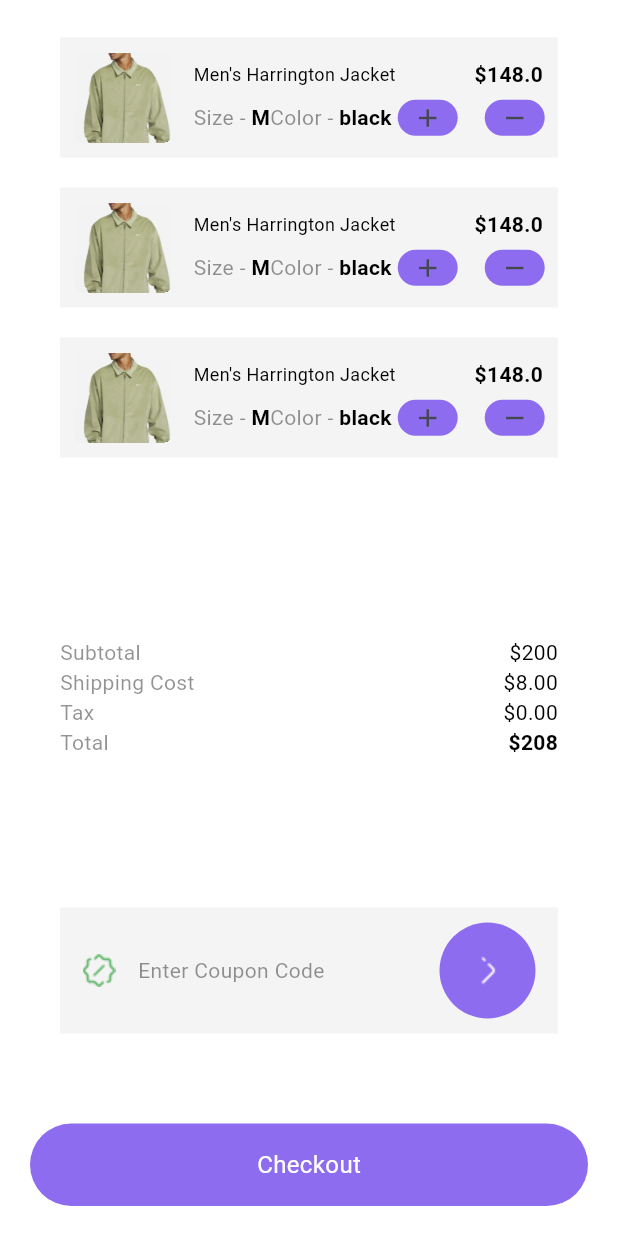
After one commit to abdumo1993/ecommerce_app, a Flutter app: the Cart screen opened directly, scrolled down 108 dp, after a tap on the "add" icon, on a phone screen of 412 x 824 dp. The commit adds this screen. Run offline on Flutter 3.47's test engine with Material 3 defaults, Android fonts, the phone set to English and light mode, and no system bars; our stand-ins replace get.

Commit message:
cart done

```diff
--- a/ecommerce_app/lib/main.dart
+++ b/ecommerce_app/lib/main.dart
@@ -2,6 +2,7 @@
 import 'package:ecommerce_app/pages/auth/forgotPassword.dart';
 import 'package:ecommerce_app/pages/auth/login.dart';
 import 'package:ecommerce_app/pages/auth/register.dart';
+import 'package:ecommerce_app/pages/cart/cart.dart';
 import 'package:ecommerce_app/pages/cart/emptyCart.dart';
 import 'package:ecommerce_app/pages/checkout/addCheckout.dart';
 import 'package:ecommerce_app/pages/checkout/checkout.dart';
@@ -23,8 +24,8 @@ class MainApp extends StatelessWidget {
     return GetMaterialApp(
       theme: lightTheme,
       darkTheme: darkTheme,
-      themeMode: ThemeMode.dark,
-      home:AddCheckout()
+      themeMode: ThemeMode.light,
+      home:HomePage(),
 
     );
   }
--- /dev/null
+++ b/ecommerce_app/lib/pages/cart/cart.dart
@@ -0,0 +1,419 @@
+import 'package:ecommerce_app/widgets/button.dart';
+import 'package:flutter/material.dart';
+
+class Cart extends StatefulWidget {
+  const Cart({super.key});
+
+  @override
+  State<Cart> createState() => _CartState();
+}
+
+class _CartState extends State<Cart> {
+  @override
+  Widget build(BuildContext context) {
+    return Container(
+      color: Theme.of(context).colorScheme.primary,
+      child: Center(
+        child: Container(
+          width: 800,
+          child: Scaffold(
+            backgroundColor: Colors.transparent,
+            bottomNavigationBar: Container(
+                decoration: BoxDecoration(
+                    borderRadius: BorderRadius.circular(100),
+                    color: Theme.of(context).colorScheme.tertiary),
+                margin: EdgeInsets.all(20.0),
+                padding: EdgeInsets.all(16),
+                child: Center(
+                    heightFactor: 1,
+                    child: Text("Checkout",
+                        style: TextStyle(color: Colors.white, fontSize: 16)))),
+            body: Container(
+              color: Theme.of(context).colorScheme.primary,
+              padding: EdgeInsets.all(20.0),
+              child: Center(
+                heightFactor: 1,
+                child: SingleChildScrollView(
+                  child: Container(
+                    padding: const EdgeInsets.all(20.0),
+                    child: Column(
+                      mainAxisAlignment: MainAxisAlignment.start,
+                      crossAxisAlignment: CrossAxisAlignment.end,
+                      children: [
+                        Container(
+                          width: MediaQuery.of(context).size.width < 800
+                              ? MediaQuery.of(context).size.width
+                              : 800,
+                          child: Row(
+                            children: [
+                              Container(
+                                alignment: Alignment.topLeft,
+                                width: 40,
+                                height: 40,
+                                decoration: BoxDecoration(
+                                  color:
+                                      Theme.of(context).colorScheme.secondary,
+                                  borderRadius: BorderRadius.circular(100),
+                                ),
+                                child: IconButton(
+                                  icon: ImageIcon(
+                                    color: Theme.of(context)
+                                        .colorScheme
+                                        .onSecondary,
+                                    AssetImage(
+                                        "lib/assets/images/arrowleft2.png"),
+                                    size: 40, // Adjust the size as needed
+                                  ),
+                                  onPressed: () => print("back"),
+                                ),
+                              ),
+                              Expanded(
+                                child: Container(
+                                  alignment: Alignment.center,
+                                  child: Text(
+                                    "Checkout",
+                                    style: TextStyle(
+                                        fontWeight: FontWeight.bold,
+                                        fontSize: 16,
+                                        color: Theme.of(context)
+                                            .colorScheme
+                                            .onPrimary),
+                                  ),
+                                ),
+                              )
+                            ],
+                          ),
+                        ),
+                        SizedBox(
+                          height: 20,
+                        ),
+                        Text(
+                          "Remove All",
+                          style: TextStyle(
+                              color: Theme.of(context).colorScheme.onPrimary,
+                              fontSize: 16),
+                        ),
+                        SizedBox(
+                          height: 10,
+                        ),
+                        Form(
+                          child: Column(
+                            crossAxisAlignment: CrossAxisAlignment.stretch,
+                            children: [
+                              CartTile(
+                                  imageUrl: "lib/assets/images/Rectangle 9.png",
+                                  size: "M",
+                                  color: "black",
+                                  price: 148,
+                                  title: "Men's Harrington Jacket"),
+                              SizedBox(
+                                height: 20,
+                              ),
+                              CartTile(
+                                  imageUrl: "lib/assets/images/Rectangle 9.png",
+                                  size: "M",
+                                  color: "black",
+                                  price: 148,
+                                  title: "Men's Harrington Jacket"),
+                              SizedBox(
+                                height: 20,
+                              ),
+                              CartTile(
+                                  imageUrl: "lib/assets/images/Rectangle 9.png",
+                                  size: "M",
+                                  color: "black",
+                                  price: 148,
+                                  title: "Men's Harrington Jacket"),
+                            ],
+                          ),
+                        ),
+                        SizedBox(
+                          height: 120,
+                        ),
+                        Container(
+                          alignment: Alignment.bottomLeft,
+                          child: Column(
+                            children: [
+                              Row(
+                                mainAxisAlignment:
+                                    MainAxisAlignment.spaceBetween,
+                                children: [
+                                  Text("Subtotal",
+                                      style: TextStyle(
+                                          color: Theme.of(context)
+                                              .colorScheme
+                                              .onSecondary)),
+                                  Text("\$200",
+                                      style: TextStyle(
+                                          color: Theme.of(context)
+                                              .colorScheme
+                                              .onPrimary)),
+                                ],
+                              ),
+                              Row(
+                                mainAxisAlignment:
+                                    MainAxisAlignment.spaceBetween,
+                                children: [
+                                  Text("Shipping Cost",
+                                      style: TextStyle(
+                                          color: Theme.of(context)
+                                              .colorScheme
+                                              .onSecondary)),
+                                  Text("\$8.00",
+                                      style: TextStyle(
+                                          color: Theme.of(context)
+                                              .colorScheme
+                                              .onPrimary)),
+                                ],
+                              ),
+                              Row(
+                                mainAxisAlignment:
+                                    MainAxisAlignment.spaceBetween,
+                                children: [
+                                  Text("Tax",
+                                      style: TextStyle(
+                                          color: Theme.of(context)
+                                              .colorScheme
+                                              .onSecondary)),
+                                  Text("\$0.00",
+                                      style: TextStyle(
+                                          color: Theme.of(context)
+                                              .colorScheme
+                                              .onPrimary)),
+                                ],
+                              ),
+                              Row(
+                                mainAxisAlignment:
+                                    MainAxisAlignment.spaceBetween,
+                                children: [
+                                  Text("Total",
+                                      style: TextStyle(
+                                          color: Theme.of(context)
+                                              .colorScheme
+                                              .onSecondary)),
+                                  Text("\$208",
+                                      style: TextStyle(
+                                          color: Theme.of(context)
+                                              .colorScheme
+                                              .onPrimary,
+                                          fontWeight: FontWeight.bold)),
+                                ],
+                              ),
+                            ],
+                          ),
+                        ),
+                        SizedBox(
+                          height: 100,
+                        ),
+                        Container(
+                          padding: EdgeInsets.symmetric(
+                              vertical: 10, horizontal: 15),
+                          color: Theme.of(context).colorScheme.secondary,
+                          child: Row(
+                            mainAxisAlignment: MainAxisAlignment.spaceBetween,
+                            children: [
+                              Container(
+                                child: Row(
+                                  children: [
+                                    Image.asset(
+                                      "lib/assets/images/Vector2.png",
+                                      fit: BoxFit.contain,
+                                    ),
+                                    SizedBox(
+                                      width: 15,
+                                    ),
+                                    Text(
+                                      "Enter Coupon Code",
+                                      style: TextStyle(
+                                        color: Theme.of(context)
+                                            .colorScheme
+                                            .onSecondary,
+                                      ),
+                                    )
+                                  ],
+                                ),
+                              ),
+                              ContinueButton(
+                                  onPress: () => print('hello'),
+                                  child: Image.asset(
+                                    "lib/assets/images/arrowright2.png",
+                                    fit: BoxFit.contain,
+                                    color: Colors.white,
+                                  ))
+                            ],
+                          ),
+                        )
+                      ],
+                    ),
+                  ),
+                ),
+              ),
+            ),
+          ),
+        ),
+      ),
+    );
+  }
+}
+
+class CartTile extends StatelessWidget {
+  final String title;
+  final String? size;
+  final String? color;
+  final double price;
+  final String imageUrl;
+
+  const CartTile({
+    super.key,
+    required this.title,
+    this.size,
+    this.color,
+    required this.price,
+    required this.imageUrl,
+  });
+
+  @override
+  Widget build(BuildContext context) {
+    return Container(
+        padding: EdgeInsets.all(10),
+        height: 80,
+        color: Theme.of(context).colorScheme.secondary,
+        // padding: EdgeInsets.symmetric(vertical: 10),
+        child: Row(
+          crossAxisAlignment: CrossAxisAlignment.center,
+          children: [
+            Container(
+              clipBehavior: Clip.hardEdge,
+              width: 64,
+              height: 64,
+              decoration: BoxDecoration(
+                borderRadius: BorderRadius.circular(4),
+              ),
+              child: Image.asset(
+                imageUrl,
+                fit: BoxFit.cover,
+              ),
+            ),
+            SizedBox(
+              width: 15,
+            ),
+            Expanded(
+              flex: 3,
+              child: Container(
+                height: 51,
+                // color: Colors.red,
+                child: Column(
+                  mainAxisAlignment: MainAxisAlignment.spaceBetween,
+                  children: [
+                    Row(
+                      mainAxisAlignment: MainAxisAlignment.spaceBetween,
+                      children: [
+                        Text(
+                          title,
+                          style: TextStyle(
+                              color: Theme.of(context).colorScheme.onPrimary,
+                              fontSize: 12),
+                        ),
+                        Text(
+                          "\$$price",
+                          style: TextStyle(
+                              fontWeight: FontWeight.bold,
+                              color: Theme.of(context).colorScheme.onPrimary),
+                        )
+                      ],
+                    ),
+                    Row(
+                      mainAxisAlignment: MainAxisAlignment.spaceBetween,
+                      children: [
+                        Container(
+                          child: Row(
+                            children: [
+                              Text(
+                                "Size - ",
+                                style: TextStyle(
+                                    color: Theme.of(context)
+                                        .colorScheme
+                                        .onSecondary),
+                              ),
+                              Text(
+                                size!,
+                                style: TextStyle(
+                                    fontWeight: FontWeight.bold,
+                                    color: Theme.of(context)
+                                        .colorScheme
+                                        .onPrimary),
+                              )
+                            ],
+                          ),
+                        ),
+                        Container(
+                          child: Row(
+                            children: [
+                              Text(
+                                "Color - ",
+                                style: TextStyle(
+                                    color: Theme.of(context)
+                                        .colorScheme
+                                        .onSecondary),
+                              ),
+                              Text(
+                                color!,
+                                style: TextStyle(
+                                    fontWeight: FontWeight.bold,
+                                    color: Theme.of(context)
+                                        .colorScheme
+                                        .onPrimary),
+                              )
+                            ],
+                          ),
+                        ),
+                        Container(
+                          height: 24,
+                          child: Row(
+                            children: [
+                              IconButton(
+                                onPressed: () {},
+                                icon: Icon(Icons.add),
+                                style: ButtonStyle(
+                                  alignment: Alignment.center,
+                                  backgroundColor:
+                                      MaterialStateColor.resolveWith((states) =>
+                                          Theme.of(context)
+                                              .colorScheme
+                                              .tertiary),
+                                  padding: MaterialStateProperty.all(
+                                      EdgeInsets.zero),
+                                  iconSize: MaterialStateProperty.all(20),
+                                ),
+                              ),
+                              SizedBox(
+                                width: 10,
+                              ),
+                              IconButton(
+                                onPressed: () {},
+                                icon: Icon(Icons.remove),
+                                style: ButtonStyle(
+                                  alignment: Alignment.center,
+                                  backgroundColor:
+                                      MaterialStateColor.resolveWith((states) =>
+                                          Theme.of(context)
+                                              .colorScheme
+                                              .tertiary),
+                                  padding: MaterialStateProperty.all(
+                                      EdgeInsets.zero),
+                                  iconSize: MaterialStateProperty.all(20),
+                                ),
+                              ),
+                            ],
+                          ),
+                        )
+                      ],
+                    )
+                  ],
+                ),
+              ),
+            ),
+          ],
+        ));
+  }
+}
--- a/ecommerce_app/lib/pages/checkout/addCheckout.dart
+++ b/ecommerce_app/lib/pages/checkout/addCheckout.dart
@@ -52,11 +52,12 @@ class AddCheckout extends StatelessWidget {
               color: Theme.of(context).colorScheme.primary,
               padding: EdgeInsets.all(20.0),
               child: Center(
+                heightFactor: 1,
                 child: SingleChildScrollView(
                   child: Container(
                     padding: const EdgeInsets.all(20.0),
                     child: Column(
-                      mainAxisAlignment: MainAxisAlignment.center,
+                      mainAxisAlignment: MainAxisAlignment.start,
                       crossAxisAlignment: CrossAxisAlignment.start,
                       children: [
                         Container(
```
Also changed, not shown: ecommerce_app/lib/assets/images/Vector2.png (added).
